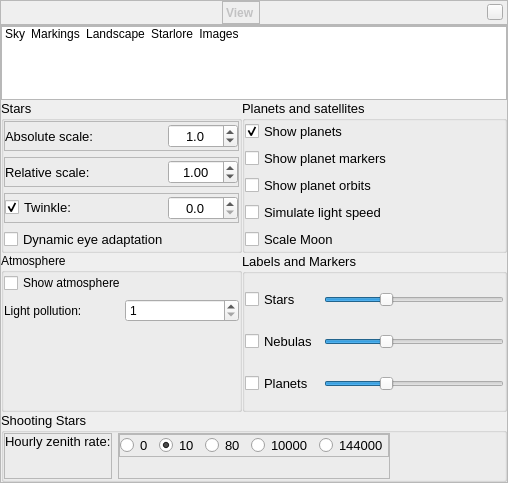
First picture: the form in src/gui/viewDialog.ui, repository 519984307/stellarium_src, before the edit.
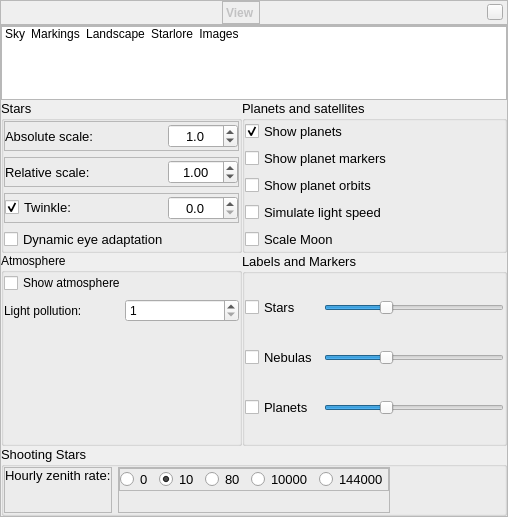
Second picture: the form after the edit. Icons and pictures are not drawn. Custom widgets are drawn as their Qt base class.

Commit message: New icons for logs and images tabs in stellarium dialogs

Patch:
```diff
--- a/src/gui/viewDialog.ui
+++ b/src/gui/viewDialog.ui
@@ -7,7 +7,7 @@
     <x>0</x>
     <y>0</y>
     <width>508</width>
-    <height>483</height>
+    <height>517</height>
    </rect>
   </property>
   <property name="font">
```
Left out of the diff: 2 changed lines with no effect on the pictures. The commit also changes 1 other file.
